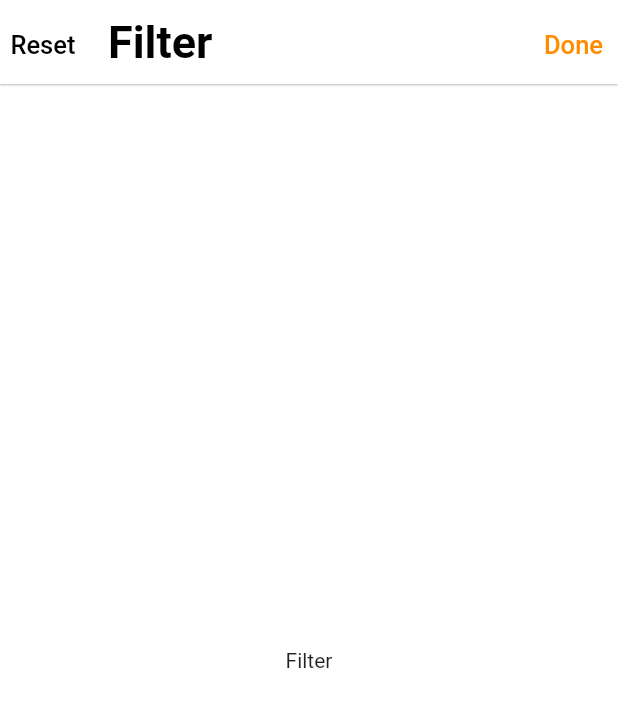
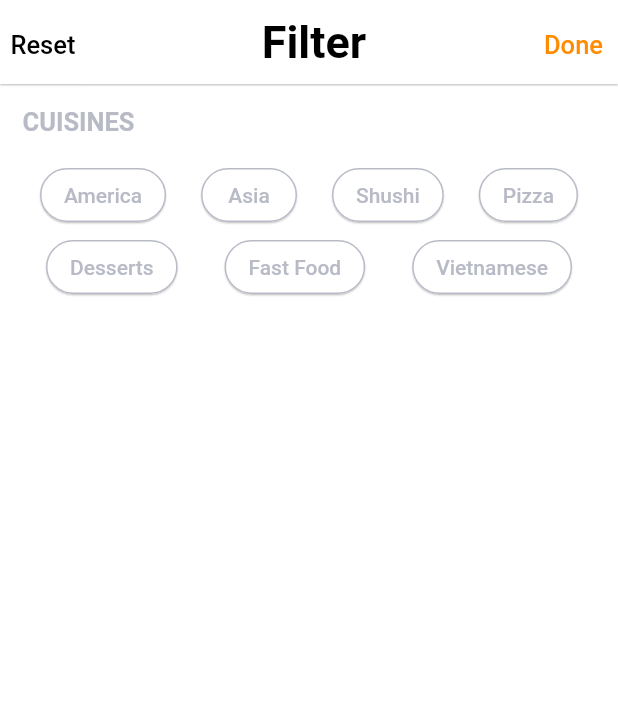
Before and after one commit to edalvb/ytb_flutter_delivery_firebase, a Flutter app: the FilterPage screen opened by its route, on a phone screen of 412 x 824 dp. Shown: the top 707 px of the screen. Run offline on Flutter 3.47's test engine with Material 2 defaults, Android fonts, the light colour scheme and no system bars; our stand-ins replace flutter_swiper_null_safety; network calls fail.

Commit message:
#24 Diseño FilterPage #2

```diff
--- /dev/null
+++ b/lib/src/features/presentation/filter_page/custom_widgets/cuisines_filter.dart
@@ -0,0 +1,101 @@
+import 'package:flutter/material.dart';
+import 'package:ytb_flutter_delivery_firebase/src/colors/colors.dart';
+
+class CuisinesFilter extends StatefulWidget {
+  CuisinesFilter({Key? key}) : super(key: key);
+
+  @override
+  _CuisinesFilterState createState() => _CuisinesFilterState();
+}
+
+class _CuisinesFilterState extends State<CuisinesFilter> {
+  bool btnAmerica = false;
+  bool btnSushi = false;
+  bool btnAsia = false;
+  bool btnPizza = false;
+
+  bool btnDesserts = false;
+  bool btnFastFood = false;
+  bool btnVietnamese = false;
+
+  @override
+  Widget build(BuildContext context) {
+    return Column(
+      children: [
+        Row(
+          mainAxisAlignment: MainAxisAlignment.spaceAround,
+          children: [
+            _roudendButtonFilter(
+              labelText: 'America',
+              isActive: btnAmerica,
+              onPressed: () => setState(() => btnAmerica = !btnAmerica),
+            ),
+            _roudendButtonFilter(
+              labelText: 'Asia',
+              isActive: btnAsia,
+              onPressed: () => setState(() => btnAsia = !btnAsia),
+            ),
+            _roudendButtonFilter(
+              labelText: 'Shushi',
+              isActive: btnSushi,
+              onPressed: () => setState(() => btnSushi = !btnSushi),
+            ),
+            _roudendButtonFilter(
+              labelText: 'Pizza',
+              isActive: btnPizza,
+              onPressed: () => setState(() => btnPizza = !btnPizza),
+            ),
+          ],
+        ),
+        Row(
+          mainAxisAlignment: MainAxisAlignment.spaceAround,
+          children: [
+            _roudendButtonFilter(
+              labelText: 'Desserts',
+              isActive: btnDesserts,
+              onPressed: () => setState(() => btnDesserts = !btnDesserts),
+            ),
+            _roudendButtonFilter(
+              labelText: 'Fast Food',
+              isActive: btnFastFood,
+              onPressed: () => setState(() => btnFastFood = !btnFastFood),
+            ),
+            _roudendButtonFilter(
+              labelText: 'Vietnamese',
+              isActive: btnVietnamese,
+              onPressed: () => setState(() => btnVietnamese = !btnVietnamese),
+            ),
+          ],
+        ),
+      ],
+    );
+  }
+}
+
+Widget _roudendButtonFilter({
+  required bool isActive,
+  required String labelText,
+  void Function()? onPressed,
+}) {
+  return ElevatedButton(
+    onPressed: onPressed,
+    style: ElevatedButton.styleFrom(
+      elevation: 0.5,
+      primary: Colors.white,
+      shape: RoundedRectangleBorder(
+        borderRadius: BorderRadius.circular(30),
+        side: BorderSide(
+          color: isActive ? orange : gris,
+          width: 1,
+        ),
+      ),
+    ),
+    child: Text(
+      labelText,
+      style: TextStyle(
+        color: isActive ? orange : gris,
+        fontSize: 14,
+      ),
+    ),
+  );
+}
--- a/lib/src/features/presentation/filter_page/view/filter_page.dart
+++ b/lib/src/features/presentation/filter_page/view/filter_page.dart
@@ -1,6 +1,7 @@
 import 'package:flutter/material.dart';
 import 'package:ytb_flutter_delivery_firebase/src/colors/colors.dart';
 import 'package:ytb_flutter_delivery_firebase/src/features/presentation/commons_widgets/text_header.dart';
+import 'package:ytb_flutter_delivery_firebase/src/features/presentation/filter_page/custom_widgets/cuisines_filter.dart';
 
 class FilterPage extends StatefulWidget {
   FilterPage({Key? key}) : super(key: key);
@@ -14,8 +15,26 @@ class _FilterPageState extends State<FilterPage> {
   Widget build(BuildContext context) {
     return Scaffold(
       appBar: _appBar(context),
-      body: Center(
-        child: Text('Filter'),
+      body: CustomScrollView(
+        slivers: <Widget>[
+          SliverList(
+              delegate: SliverChildListDelegate([
+            Container(
+              alignment: Alignment.centerLeft,
+              margin: EdgeInsets.only(top: 15, bottom: 15, left: 15),
+              child: textHeader(
+                'CUISINES',
+                color: gris,
+                fontWeight: FontWeight.w600,
+                fontSize: 17,
+              ),
+            ),
+            Padding(
+              padding: const EdgeInsets.symmetric(horizontal: 15),
+              child: CuisinesFilter(),
+            ),
+          ]))
+        ],
       ),
     );
   }
@@ -25,9 +44,12 @@ PreferredSizeWidget _appBar(BuildContext context) {
   return AppBar(
     elevation: 0.5,
     backgroundColor: Colors.white,
-    title: textHeader(
-      'Filter',
-      fontWeight: FontWeight.w600,
+    title: Container(
+      alignment: Alignment.center,
+      child: textHeader(
+        'Filter',
+        fontWeight: FontWeight.w600,
+      ),
     ),
     leading: Container(
       padding: EdgeInsets.only(top: 20, left: 7),
```
